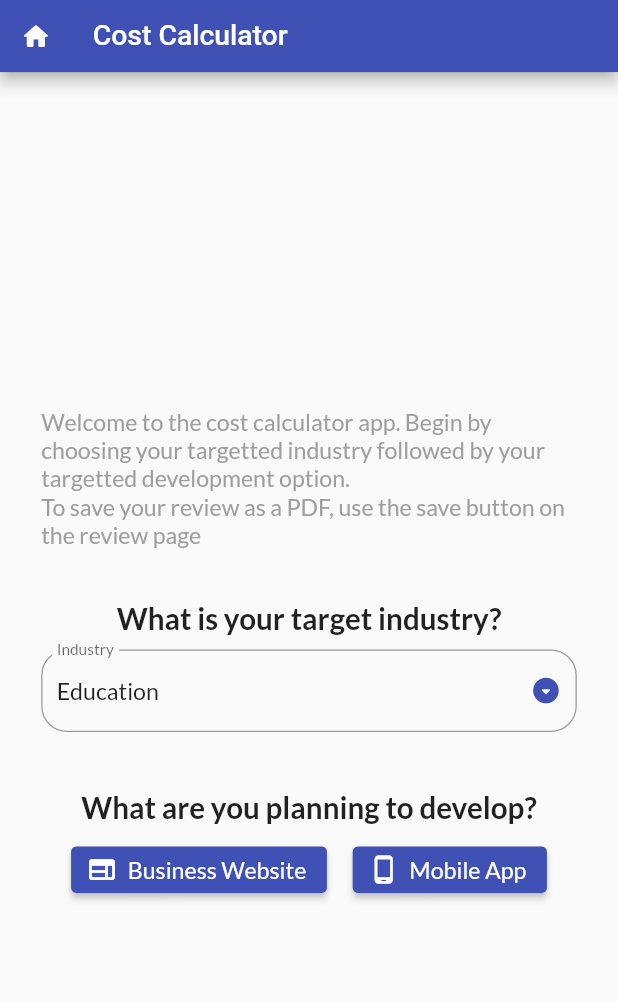
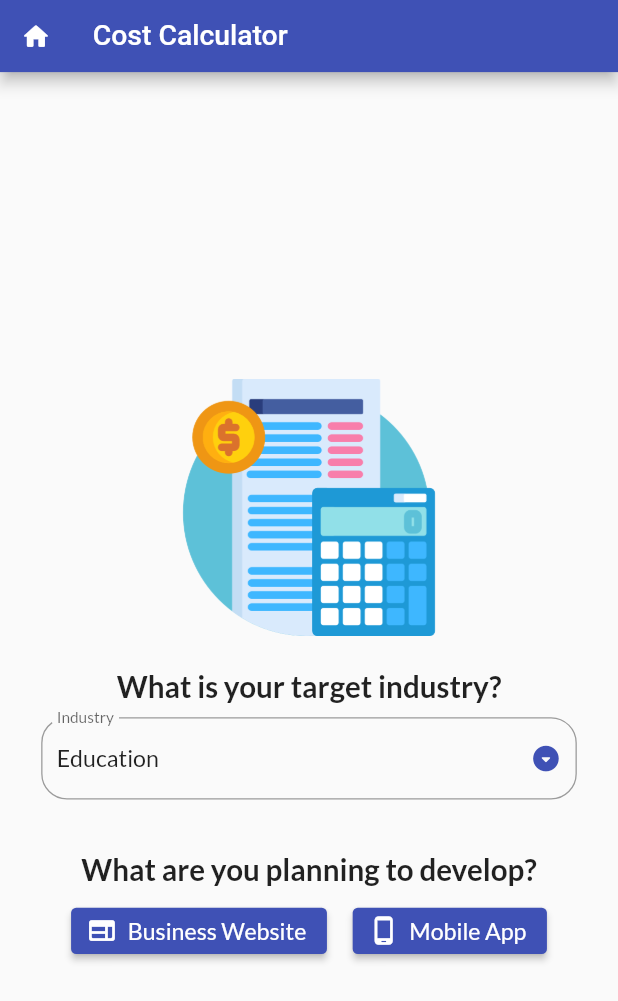
Before and after one commit to fahadthakur/cost-calculator-flutter, a Flutter app: the screen it shows after launch, on a phone screen of 412 x 824 dp. Shown: the top 1001 px of the screen. Run offline on Flutter 3.47's test engine with Material 2 defaults, Android fonts, the phone set to English and light mode, and no system bars; our stand-ins replace google_fonts, open_file, pdf, responsive_framework.

Commit message:
Added launcher icon and UI changes

```diff
--- a/lib/Screens/homepage.dart
+++ b/lib/Screens/homepage.dart
@@ -36,31 +36,20 @@ class _HomepageState extends State<Homepage> {
         child: Padding(
           padding: EdgeInsets.symmetric(horizontal: 32.0, vertical: 16.0),
           child: Container(
-            child: Center(
             child: Column(
               mainAxisAlignment: MainAxisAlignment.center,
               children: [
-                  Text(
-                    'Welcome to the cost calculator app. Begin by choosing your targetted industry followed by your targetted development option.',
-                    style: TextStyle(
-                      fontSize: 18.0,
-                      color: Colors.grey,
+                Padding(
+                  padding: EdgeInsets.all(25.0),
+                  child: Container(
+                    width: 200.0,
+                    height: 200.0,
+                    child: Image.asset('assets/invoice_logo.png'),
                   ),
                 ),
                 Text(
-                    'To save your review as a PDF, use the save button on the review page',
-                    style: TextStyle(
-                      fontSize: 18.0,
-                      color: Colors.grey,
-                    ),
-                  ),
-                  SizedBox(
-                    height: 40.0,
-                  ),
-                  Text(
                   'What is your target industry?',
-                    style:
-                        TextStyle(fontSize: 23.0, fontWeight: FontWeight.w600),
+                  style: TextStyle(fontSize: 23.0, fontWeight: FontWeight.w600),
                 ),
                 SizedBox(
                   height: 10.0,
@@ -131,12 +120,11 @@ class _HomepageState extends State<Homepage> {
                   ),
                 ),
                 SizedBox(
-                    height: 25.0,
+                  height: 20.0,
                 ),
                 Text(
                   'What are you planning to develop?',
-                    style:
-                        TextStyle(fontSize: 23.0, fontWeight: FontWeight.w600),
+                  style: TextStyle(fontSize: 23.0, fontWeight: FontWeight.w600),
                 ),
                 SizedBox(
                   height: 10.0,
@@ -180,7 +168,6 @@ class _HomepageState extends State<Homepage> {
           ),
         ),
       ),
-      ),
     );
   }
 }
```
Also changed, not shown: pubspec.yaml (+7 -6 lines), assets/icon.png (added), assets/invoice_logo.png (renamed from lib/assets/invoice_logo.png), lib/assets/icon/icon.png (deleted), pubspec.lock, 23 other files. Lines whose indentation alone changed are shown as unchanged.
